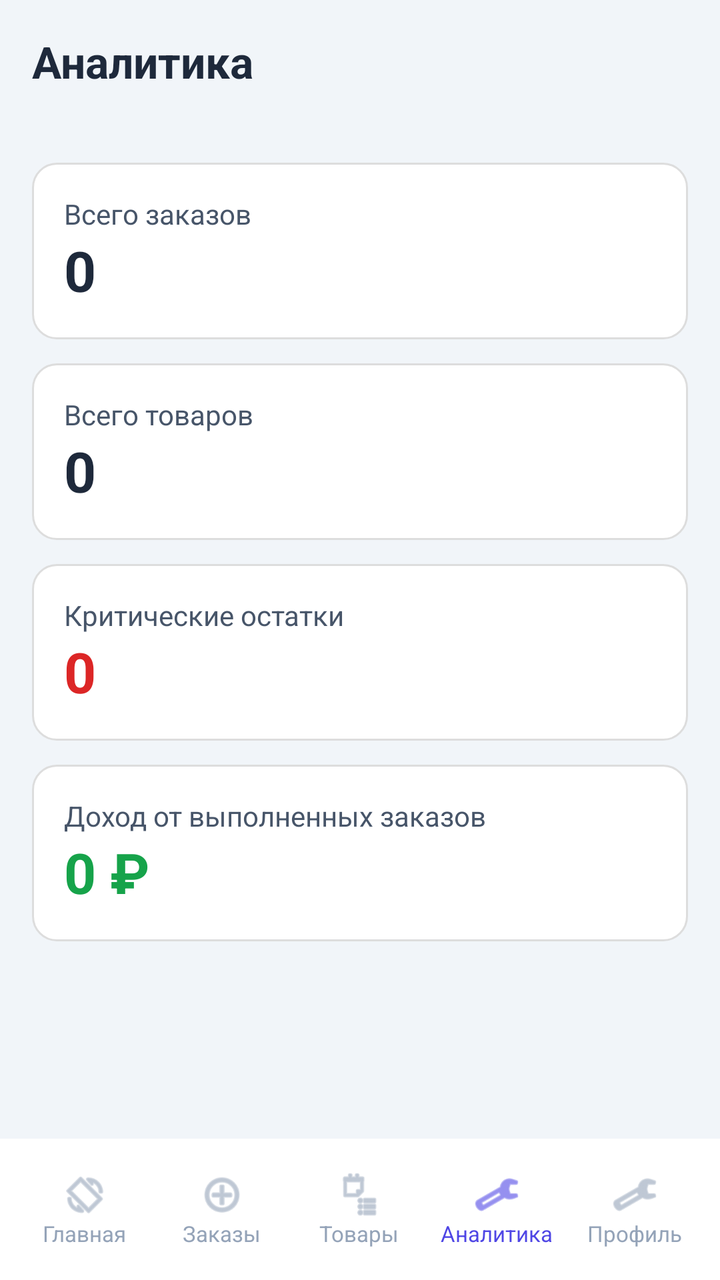
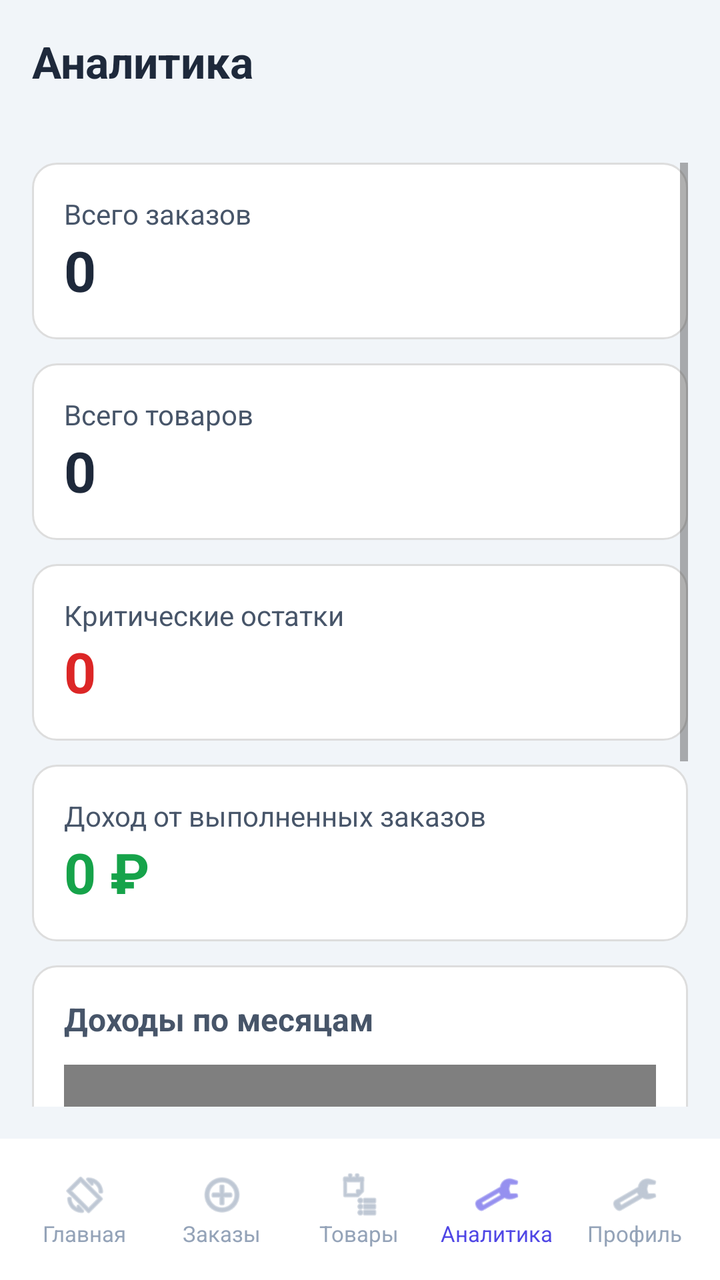

The first picture is an Android layout as it rendered before a commit; the second is the same layout after the commit. The layout source and the unified diff follow.
<!-- AndroidManifest.xml: application theme Theme.Storage_control -->
<!-- res/layout/activity_analytics.xml -->
<?xml version="1.0" encoding="utf-8"?>
<LinearLayout xmlns:android="http://schemas.android.com/apk/res/android"
    android:orientation="vertical"
    android:layout_width="match_parent"
    android:layout_height="match_parent"
    android:background="#f1f5f9">

    
    <TextView
        android:id="@+id/analyticsTitle"
        android:layout_width="wrap_content"
        android:layout_height="wrap_content"
        android:text="Аналитика"
        android:textSize="22sp"
        android:textStyle="bold"
        android:textColor="#1e293b"
        android:padding="16dp"
        android:layout_marginBottom="4dp" />

    <ScrollView
        android:layout_width="match_parent"
        android:layout_height="0dp"
        android:layout_weight="1"
        android:padding="16dp">

        <LinearLayout
            android:layout_width="match_parent"
            android:layout_height="wrap_content"
            android:orientation="vertical">

            
            <LinearLayout
                android:layout_width="match_parent"
                android:layout_height="wrap_content"
                android:background="@drawable/card_bg"
                android:padding="16dp"
                android:layout_marginBottom="12dp"
                android:orientation="vertical">

                <TextView
                    android:layout_width="wrap_content"
                    android:layout_height="wrap_content"
                    android:text="Всего заказов"
                    android:textColor="#475569"
                    android:textSize="14sp" />

                <TextView
                    android:id="@+id/totalOrders"
                    android:layout_width="wrap_content"
                    android:layout_height="wrap_content"
                    android:text="0"
                    android:textSize="28sp"
                    android:textColor="#1e293b"
                    android:textStyle="bold" />
            </LinearLayout>

            
            <LinearLayout
                android:layout_width="match_parent"
                android:layout_height="wrap_content"
                android:background="@drawable/card_bg"
                android:padding="16dp"
                android:layout_marginBottom="12dp"
                android:orientation="vertical">

                <TextView
                    android:layout_width="wrap_content"
                    android:layout_height="wrap_content"
                    android:text="Всего товаров"
                    android:textColor="#475569"
                    android:textSize="14sp" />

                <TextView
                    android:id="@+id/totalProducts"
                    android:layout_width="wrap_content"
                    android:layout_height="wrap_content"
                    android:text="0"
                    android:textSize="28sp"
                    android:textColor="#1e293b"
                    android:textStyle="bold" />
            </LinearLayout>

            
            <LinearLayout
                android:layout_width="match_parent"
                android:layout_height="wrap_content"
                android:background="@drawable/card_bg"
                android:padding="16dp"
                android:layout_marginBottom="12dp"
                android:orientation="vertical">

                <TextView
                    android:layout_width="wrap_content"
                    android:layout_height="wrap_content"
                    android:text="Критические остатки"
                    android:textColor="#475569"
                    android:textSize="14sp" />

                <TextView
                    android:id="@+id/criticalCount"
                    android:layout_width="wrap_content"
                    android:layout_height="wrap_content"
                    android:text="0"
                    android:textSize="28sp"
                    android:textColor="#dc2626"
                    android:textStyle="bold" />
            </LinearLayout>

            
            <LinearLayout
                android:layout_width="match_parent"
                android:layout_height="wrap_content"
                android:background="@drawable/card_bg"
                android:padding="16dp"
                android:layout_marginBottom="12dp"
                android:orientation="vertical">

                <TextView
                    android:layout_width="wrap_content"
                    android:layout_height="wrap_content"
                    android:text="Доход от выполненных заказов"
                    android:textColor="#475569"
                    android:textSize="14sp" />

                <TextView
                    android:id="@+id/completedOrdersRevenue"
                    android:layout_width="wrap_content"
                    android:layout_height="wrap_content"
                    android:text="0 ₽"
                    android:textSize="28sp"
                    android:textColor="#16a34a"
                    android:textStyle="bold" />
            </LinearLayout>

        </LinearLayout>

    </ScrollView>

    
    <LinearLayout
        android:layout_width="match_parent"
        android:layout_height="wrap_content"
        android:orientation="horizontal"
        android:background="#ffffff"
        android:weightSum="5"
        android:paddingVertical="16dp"
        android:paddingHorizontal="8dp">

        <LinearLayout
            android:id="@+id/navHome"
            android:layout_width="0dp"
            android:layout_height="wrap_content"
            android:layout_weight="1"
            android:orientation="vertical"
            android:gravity="center">

            <ImageView
                android:layout_width="24dp"
                android:layout_height="24dp"
                android:src="@android:drawable/ic_menu_always_landscape_portrait"
                android:tint="#94a3b8"/>

            <TextView
                android:layout_width="wrap_content"
                android:layout_height="wrap_content"
                android:text="Главная"
                android:textColor="#94a3b8"
                android:textSize="11sp" />
        </LinearLayout>

        <LinearLayout
            android:id="@+id/navOrders"
            android:layout_width="0dp"
            android:layout_height="wrap_content"
            android:layout_weight="1"
            android:orientation="vertical"
            android:gravity="center">

            <ImageView
                android:layout_width="24dp"
                android:layout_height="24dp"
                android:src="@android:drawable/ic_menu_add"
                android:tint="#94a3b8"/>

            <TextView
                android:layout_width="wrap_content"
                android:layout_height="wrap_content"
                android:text="Заказы"
                android:textColor="#94a3b8"
                android:textSize="11sp" />
        </LinearLayout>

        <LinearLayout
            android:id="@+id/navProducts"
            android:layout_width="0dp"
            android:layout_height="wrap_content"
            android:layout_weight="1"
            android:orientation="vertical"
            android:gravity="center">

            <ImageView
                android:layout_width="24dp"
                android:layout_height="24dp"
                android:src="@android:drawable/ic_menu_agenda"
                android:tint="#94a3b8"/>

            <TextView
                android:layout_width="wrap_content"
                android:layout_height="wrap_content"
                android:text="Товары"
                android:textColor="#94a3b8"
                android:textSize="11sp" />
        </LinearLayout>

        <LinearLayout
            android:id="@+id/navAnalytics"
            android:layout_width="0dp"
            android:layout_height="wrap_content"
            android:layout_weight="1"
            android:orientation="vertical"
            android:gravity="center">

            <ImageView
                android:layout_width="24dp"
                android:layout_height="24dp"
                android:src="@android:drawable/ic_menu_manage"
                android:tint="#4f46e5"/>

            <TextView
                android:layout_width="wrap_content"
                android:layout_height="wrap_content"
                android:text="Аналитика"
                android:textColor="#4f46e5"
                android:textSize="11sp" />
        </LinearLayout>

        <LinearLayout
            android:id="@+id/navProfile"
            android:layout_width="0dp"
            android:layout_height="wrap_content"
            android:layout_weight="1"
            android:orientation="vertical"
            android:gravity="center">

            <ImageView
                android:layout_width="24dp"
                android:layout_height="24dp"
                android:src="@android:drawable/ic_menu_preferences"
                android:tint="#94a3b8"/>

            <TextView
                android:layout_width="wrap_content"
                android:layout_height="wrap_content"
                android:text="Профиль"
                android:textColor="#94a3b8"
                android:textSize="11sp" />
        </LinearLayout>

    </LinearLayout>

</LinearLayout>
<!-- resources referenced by this layout -->
<resources>
  <!-- drawable card_bg (drawable) -->
  <?xml version="1.0" encoding="utf-8"?>
  <shape xmlns:android="http://schemas.android.com/apk/res/android"
      android:shape="rectangle">
  
      <solid android:color="@color/white" />
  
      <corners android:radius="12dp" />
  
      <padding
          android:left="16dp"
          android:top="16dp"
          android:right="16dp"
          android:bottom="16dp" />
  
      <stroke
          android:width="1dp"
          android:color="@color/light_gray" />
  </shape>
  <style name="Theme.Storage_control" parent="Theme.MaterialComponents.DayNight.NoActionBar">
          
          <item name="colorPrimary">@color/purple_500</item>
          <item name="colorPrimaryVariant">@color/purple_700</item>
          <item name="colorOnPrimary">@color/white</item>
          
          <item name="colorSecondary">@color/teal_200</item>
          <item name="colorSecondaryVariant">@color/teal_700</item>
          <item name="colorOnSecondary">@color/black</item>
          
          <item name="android:statusBarColor">?attr/colorPrimaryVariant</item>
          
      </style>
  <color name="white">#FFFFFFFF</color>
  <color name="light_gray">#DDDDDD</color>
  <color name="purple_500">#FF6200EE</color>
  <color name="purple_700">#FF3700B3</color>
  <color name="teal_200">#FF03DAC5</color>
  <color name="teal_700">#FF018786</color>
  <color name="black">#FF000000</color>
</resources>

<!-- the commit's change to res/layout/activity_analytics.xml (unified diff, before → after) -->
@@ -132,6 +132,31 @@
                     android:textStyle="bold" />
             </LinearLayout>
 
+            
+            <LinearLayout
+                android:layout_width="match_parent"
+                android:layout_height="wrap_content"
+                android:background="@drawable/card_bg"
+                android:padding="16dp"
+                android:layout_marginBottom="12dp"
+                android:orientation="vertical">
+
+                <TextView
+                    android:layout_width="wrap_content"
+                    android:layout_height="wrap_content"
+                    android:text="Доходы по месяцам"
+                    android:textColor="#475569"
+                    android:textSize="16sp"
+                    android:textStyle="bold"
+                    android:layout_marginBottom="12dp" />
+
+                <com.github.mikephil.charting.charts.BarChart
+                    android:id="@+id/revenueChart"
+                    android:layout_width="match_parent"
+                    android:layout_height="300dp" />
+
+            </LinearLayout>
+
         </LinearLayout>
 
     </ScrollView>
